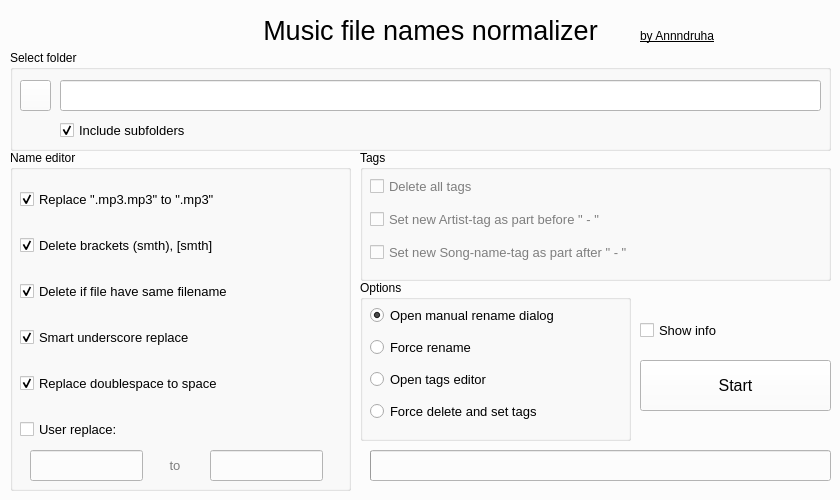
First picture: the form in gui/mainwindow.ui, repository annndruha/music_files_normalizer, before the edit.
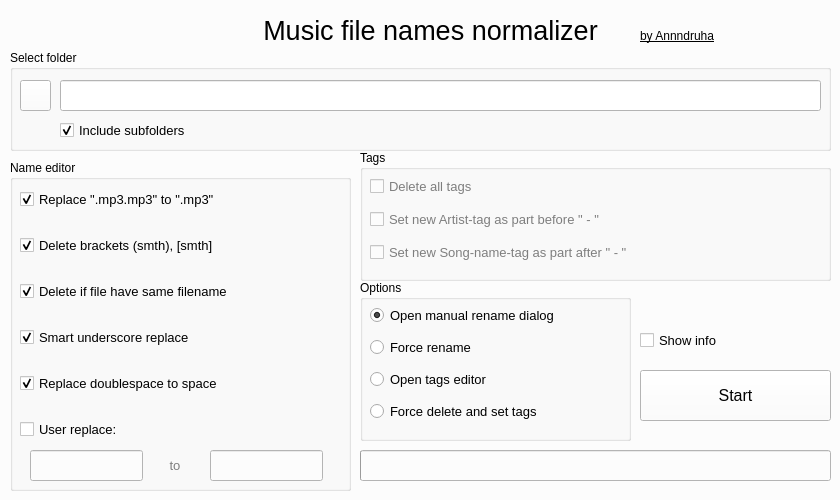
Second picture: the form after the edit. Icons and pictures are not drawn.

What changed in the file:
```diff
--- a/gui/mainwindow.ui
+++ b/gui/mainwindow.ui
@@ -528,9 +528,9 @@
     <property name="geometry">
      <rect>
       <x>10</x>
-      <y>150</y>
+      <y>160</y>
       <width>341</width>
-      <height>341</height>
+      <height>331</height>
      </rect>
     </property>
     <property name="locale">
@@ -543,7 +543,7 @@
      <property name="geometry">
       <rect>
        <x>10</x>
-       <y>20</y>
+       <y>10</y>
        <width>321</width>
        <height>291</height>
       </rect>
@@ -668,7 +668,7 @@
      <property name="geometry">
       <rect>
        <x>140</x>
-       <y>300</y>
+       <y>290</y>
        <width>50</width>
        <height>30</height>
       </rect>
@@ -695,7 +695,7 @@
      <property name="geometry">
       <rect>
        <x>20</x>
-       <y>300</y>
+       <y>290</y>
        <width>113</width>
        <height>31</height>
       </rect>
@@ -716,7 +716,7 @@
      <property name="geometry">
       <rect>
        <x>200</x>
-       <y>300</y>
+       <y>290</y>
        <width>113</width>
        <height>31</height>
       </rect>
@@ -904,7 +904,7 @@
     <property name="geometry">
      <rect>
       <x>640</x>
-      <y>360</y>
+      <y>370</y>
       <width>191</width>
       <height>51</height>
      </rect>
@@ -1021,9 +1021,9 @@
     </property>
     <property name="geometry">
      <rect>
-      <x>370</x>
+      <x>360</x>
       <y>450</y>
-      <width>461</width>
+      <width>471</width>
       <height>31</height>
      </rect>
     </property>
@@ -1087,7 +1087,7 @@
     <property name="geometry">
      <rect>
       <x>640</x>
-      <y>320</y>
+      <y>330</y>
       <width>181</width>
       <height>20</height>
      </rect>
```
